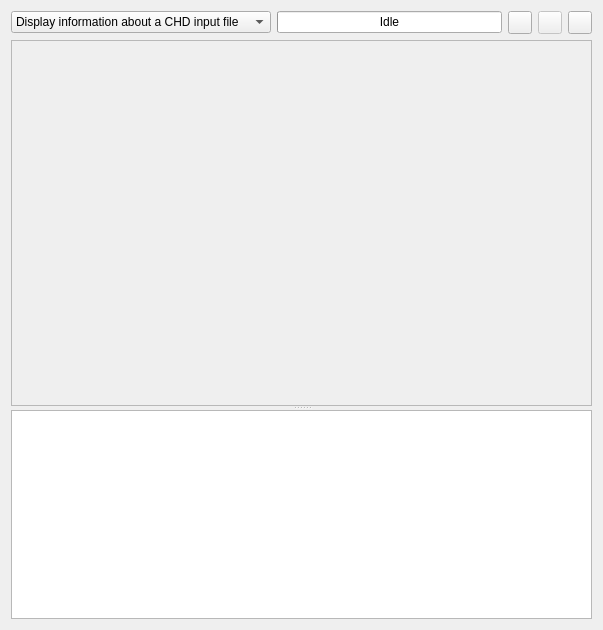
The window that tools/qchdman/projectwidget.ui (qmc2/qmc2-mame-fe) describes before a commit, drawn with Qt 5.
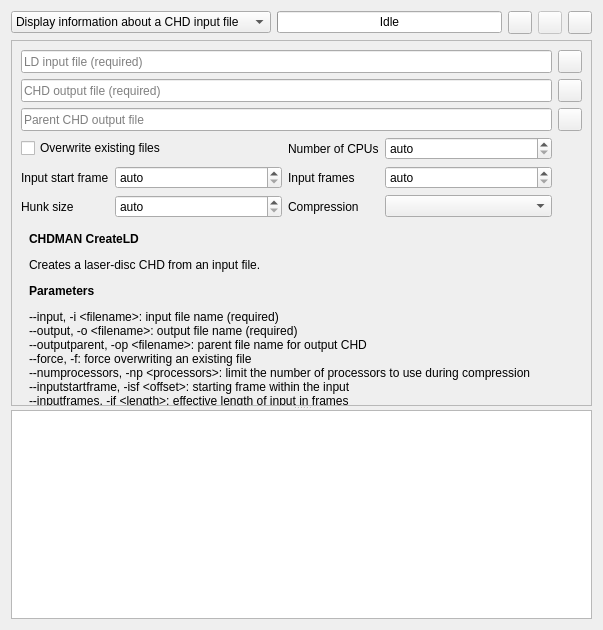
The same window after the commit. The open tabs and pages were chosen to show the change. Icons and pictures are not drawn.

Commit message: wip: qchdman: added project type CreateLD

Diff of the .ui file:
```diff
--- a/tools/qchdman/projectwidget.ui
+++ b/tools/qchdman/projectwidget.ui
@@ -2117,7 +2117,322 @@
             </item>
            </layout>
           </widget>
-          <widget class="QWidget" name="pageCreateLD"/>
+          <widget class="QWidget" name="pageCreateLD">
+           <layout class="QGridLayout" name="gridLayoutPageCreateLD">
+            <property name="margin">
+             <number>0</number>
+            </property>
+            <item row="0" column="0">
+             <widget class="QFrame" name="frameCreateLD">
+              <layout class="QGridLayout" name="gridLayoutFrameCopy_2">
+               <property name="margin">
+                <number>0</number>
+               </property>
+               <item row="1" column="0" colspan="4">
+                <widget class="QLineEdit" name="lineEditCreateLDOutputFile">
+                 <property name="sizePolicy">
+                  <sizepolicy hsizetype="Expanding" vsizetype="Minimum">
+                   <horstretch>0</horstretch>
+                   <verstretch>0</verstretch>
+                  </sizepolicy>
+                 </property>
+                 <property name="toolTip">
+                  <string>CHD output file (--output)</string>
+                 </property>
+                 <property name="placeholderText">
+                  <string>CHD output file (required)</string>
+                 </property>
+                </widget>
+               </item>
+               <item row="1" column="4">
+                <widget class="QToolButton" name="toolButtonBrowseCreateLDOutputFile">
+                 <property name="sizePolicy">
+                  <sizepolicy hsizetype="Fixed" vsizetype="Minimum">
+                   <horstretch>0</horstretch>
+                   <verstretch>0</verstretch>
+                  </sizepolicy>
+                 </property>
+                 <property name="icon">
+                  <iconset resource="qchdman.qrc">
+                   <normaloff>:/images/fileopen.png</normaloff>:/images/fileopen.png</iconset>
+                 </property>
+                </widget>
+               </item>
+               <item row="4" column="3">
+                <widget class="QSpinBox" name="spinBoxCreateLDInputFrames">
+                 <property name="sizePolicy">
+                  <sizepolicy hsizetype="MinimumExpanding" vsizetype="Fixed">
+                   <horstretch>0</horstretch>
+                   <verstretch>0</verstretch>
+                  </sizepolicy>
+                 </property>
+                 <property name="toolTip">
+                  <string>Effective length of input in frames (--inputframes)</string>
+                 </property>
+                 <property name="specialValueText">
+                  <string>auto</string>
+                 </property>
+                 <property name="minimum">
+                  <number>-1</number>
+                 </property>
+                 <property name="maximum">
+                  <number>999999999</number>
+                 </property>
+                 <property name="value">
+                  <number>-1</number>
+                 </property>
+                </widget>
+               </item>
+               <item row="5" column="2">
+                <widget class="QLabel" name="labelCreateLDCompressors">
+                 <property name="text">
+                  <string>Compression</string>
+                 </property>
+                </widget>
+               </item>
+               <item row="5" column="1">
+                <widget class="QSpinBox" name="spinBoxCreateLDHunkSize">
+                 <property name="sizePolicy">
+                  <sizepolicy hsizetype="MinimumExpanding" vsizetype="Fixed">
+                   <horstretch>0</horstretch>
+                   <verstretch>0</verstretch>
+                  </sizepolicy>
+                 </property>
+                 <property name="toolTip">
+                  <string>Size in bytes of each hunk (--hunksize)</string>
+                 </property>
+                 <property name="specialValueText">
+                  <string>auto</string>
+                 </property>
+                 <property name="minimum">
+                  <number>-1</number>
+                 </property>
+                 <property name="maximum">
+                  <number>999999999</number>
+                 </property>
+                 <property name="value">
+                  <number>-1</number>
+                 </property>
+                </widget>
+               </item>
+               <item row="2" column="0" colspan="4">
+                <widget class="QLineEdit" name="lineEditCreateLDParentOutputFile">
+                 <property name="sizePolicy">
+                  <sizepolicy hsizetype="Expanding" vsizetype="Minimum">
+                   <horstretch>0</horstretch>
+                   <verstretch>0</verstretch>
+                  </sizepolicy>
+                 </property>
+                 <property name="toolTip">
+                  <string>Parent CHD output file (--outputparent)</string>
+                 </property>
+                 <property name="placeholderText">
+                  <string>Parent CHD output file</string>
+                 </property>
+                </widget>
+               </item>
+               <item row="3" column="3">
+                <widget class="QSpinBox" name="spinBoxCreateLDProcessors">
+                 <property name="sizePolicy">
+                  <sizepolicy hsizetype="MinimumExpanding" vsizetype="Fixed">
+                   <horstretch>0</horstretch>
+                   <verstretch>0</verstretch>
+                  </sizepolicy>
+                 </property>
+                 <property name="toolTip">
+                  <string>Limit the number of processors to use during compression (--numprocessors)</string>
+                 </property>
+                 <property name="specialValueText">
+                  <string>auto</string>
+                 </property>
+                 <property name="minimum">
+                  <number>0</number>
+                 </property>
+                 <property name="maximum">
+                  <number>9999</number>
+                 </property>
+                 <property name="value">
+                  <number>0</number>
+                 </property>
+                </widget>
+               </item>
+               <item row="3" column="0" colspan="2">
+                <widget class="QCheckBox" name="checkBoxCreateLDForce">
+                 <property name="toolTip">
+                  <string>Force overwriting output files (--force)</string>
+                 </property>
+                 <property name="text">
+                  <string>Overwrite existing files</string>
+                 </property>
+                </widget>
+               </item>
+               <item row="4" column="2">
+                <widget class="QLabel" name="labelCreateLDInputFrames">
+                 <property name="text">
+                  <string>Input frames</string>
+                 </property>
+                </widget>
+               </item>
+               <item row="5" column="3">
+                <widget class="QComboBox" name="comboBoxCreateLDCompression">
+                 <property name="sizePolicy">
+                  <sizepolicy hsizetype="MinimumExpanding" vsizetype="Fixed">
+                   <horstretch>0</horstretch>
+                   <verstretch>0</verstretch>
+                  </sizepolicy>
+                 </property>
+                 <property name="toolTip">
+                  <string>Select up to 4 compression codecs to use (--compression)</string>
+                 </property>
+                 <property name="maxVisibleItems">
+                  <number>20</number>
+                 </property>
+                </widget>
+               </item>
+               <item row="5" column="0">
+                <widget class="QLabel" name="labelCreateLDHunkSize">
+                 <property name="text">
+                  <string>Hunk size</string>
+                 </property>
+                </widget>
+               </item>
+               <item row="2" column="4">
+                <widget class="QToolButton" name="toolButtonBrowseCreateLDParentOutputFile">
+                 <property name="sizePolicy">
+                  <sizepolicy hsizetype="Fixed" vsizetype="Minimum">
+                   <horstretch>0</horstretch>
+                   <verstretch>0</verstretch>
+                  </sizepolicy>
+                 </property>
+                 <property name="icon">
+                  <iconset resource="qchdman.qrc">
+                   <normaloff>:/images/fileopen.png</normaloff>:/images/fileopen.png</iconset>
+                 </property>
+                </widget>
+               </item>
+               <item row="3" column="2">
+                <widget class="QLabel" name="labelCreateLDProcessors">
+                 <property name="text">
+                  <string>Number of CPUs</string>
+                 </property>
+                </widget>
+               </item>
+               <item row="0" column="0" colspan="4">
+                <widget class="QLineEdit" name="lineEditCreateLDInputFile">
+                 <property name="sizePolicy">
+                  <sizepolicy hsizetype="Expanding" vsizetype="Minimum">
+                   <horstretch>0</horstretch>
+                   <verstretch>0</verstretch>
+                  </sizepolicy>
+                 </property>
+                 <property name="toolTip">
+                  <string>LD input file (--input)</string>
+                 </property>
+                 <property name="placeholderText">
+                  <string>LD input file (required)</string>
+                 </property>
+                </widget>
+               </item>
+               <item row="0" column="4">
+                <widget class="QToolButton" name="toolButtonBrowseCreateLDInputFile">
+                 <property name="sizePolicy">
+                  <sizepolicy hsizetype="Fixed" vsizetype="Minimum">
+                   <horstretch>0</horstretch>
+                   <verstretch>0</verstretch>
+                  </sizepolicy>
+                 </property>
+                 <property name="icon">
+                  <iconset resource="qchdman.qrc">
+                   <normaloff>:/images/fileopen.png</normaloff>:/images/fileopen.png</iconset>
+                 </property>
+                </widget>
+               </item>
+               <item row="4" column="1">
+                <widget class="QSpinBox" name="spinBoxCreateLDInputStartFrame">
+                 <property name="sizePolicy">
+                  <sizepolicy hsizetype="MinimumExpanding" vsizetype="Fixed">
+                   <horstretch>0</horstretch>
+                   <verstretch>0</verstretch>
+                  </sizepolicy>
+                 </property>
+                 <property name="toolTip">
+                  <string>Starting frame within the input (--inputstartframe)</string>
+                 </property>
+                 <property name="specialValueText">
+                  <string>auto</string>
+                 </property>
+                 <property name="minimum">
+                  <number>-1</number>
+                 </property>
+                 <property name="maximum">
+                  <number>999999999</number>
+                 </property>
+                 <property name="value">
+                  <number>-1</number>
+                 </property>
+                </widget>
+               </item>
+               <item row="4" column="0">
+                <widget class="QLabel" name="labelCreateLDInputStartFrame">
+                 <property name="text">
+                  <string>Input start frame</string>
+                 </property>
+                </widget>
+               </item>
+              </layout>
+             </widget>
+            </item>
+            <item row="1" column="0">
+             <widget class="QLabel" name="labelCreateLDHelp">
+              <property name="text">
+               <string>&lt;p&gt;
+&lt;b&gt;CHDMAN CreateLD&lt;/b&gt;
+&lt;/p&gt;
+Creates a laser-disc CHD from an input file.
+&lt;p&gt;
+&lt;b&gt;Parameters&lt;/b&gt;
+&lt;/p&gt;
+&lt;p&gt;
+--input, -i &amp;lt;filename&amp;gt;: input file name (required)&lt;br&gt;
+--output, -o &amp;lt;filename&amp;gt;: output file name (required)&lt;br&gt;
+--outputparent, -op &amp;lt;filename&amp;gt;: parent file name for output CHD&lt;br&gt;
+--force, -f: force overwriting an existing file&lt;br&gt;
+--numprocessors, -np &amp;lt;processors&amp;gt;: limit the number of processors to use during compression&lt;br&gt;
+--inputstartframe, -isf &amp;lt;offset&amp;gt;: starting frame within the input&lt;br&gt;
+--inputframes, -if &amp;lt;length&amp;gt;: effective length of input in frames&lt;br&gt;
+--hunksize, -hs &amp;lt;bytes&amp;gt;: size of each hunk in bytes&lt;br&gt;
+--compression, -c &amp;lt;none|type1[,type2[,...]]&amp;gt;: which compression codecs to use (up to 4)
+&lt;/p&gt;</string>
+              </property>
+              <property name="alignment">
+               <set>Qt::AlignLeading|Qt::AlignLeft|Qt::AlignTop</set>
+              </property>
+              <property name="wordWrap">
+               <bool>true</bool>
+              </property>
+              <property name="margin">
+               <number>8</number>
+              </property>
+              <property name="indent">
+               <number>8</number>
+              </property>
+             </widget>
+            </item>
+            <item row="2" column="0">
+             <spacer name="verticalSpacerCreateLD">
+              <property name="orientation">
+               <enum>Qt::Vertical</enum>
+              </property>
+              <property name="sizeHint" stdset="0">
+               <size>
+                <width>20</width>
+                <height>176</height>
+               </size>
+              </property>
+             </spacer>
+            </item>
+           </layout>
+          </widget>
           <widget class="QWidget" name="pageExtractRaw"/>
           <widget class="QWidget" name="pageExtractHD">
            <layout class="QGridLayout" name="gridLayoutPageExtractHD">
```
Left out of the diff: 34 changed lines with no effect on the pictures. The commit also changes 15 other files.
